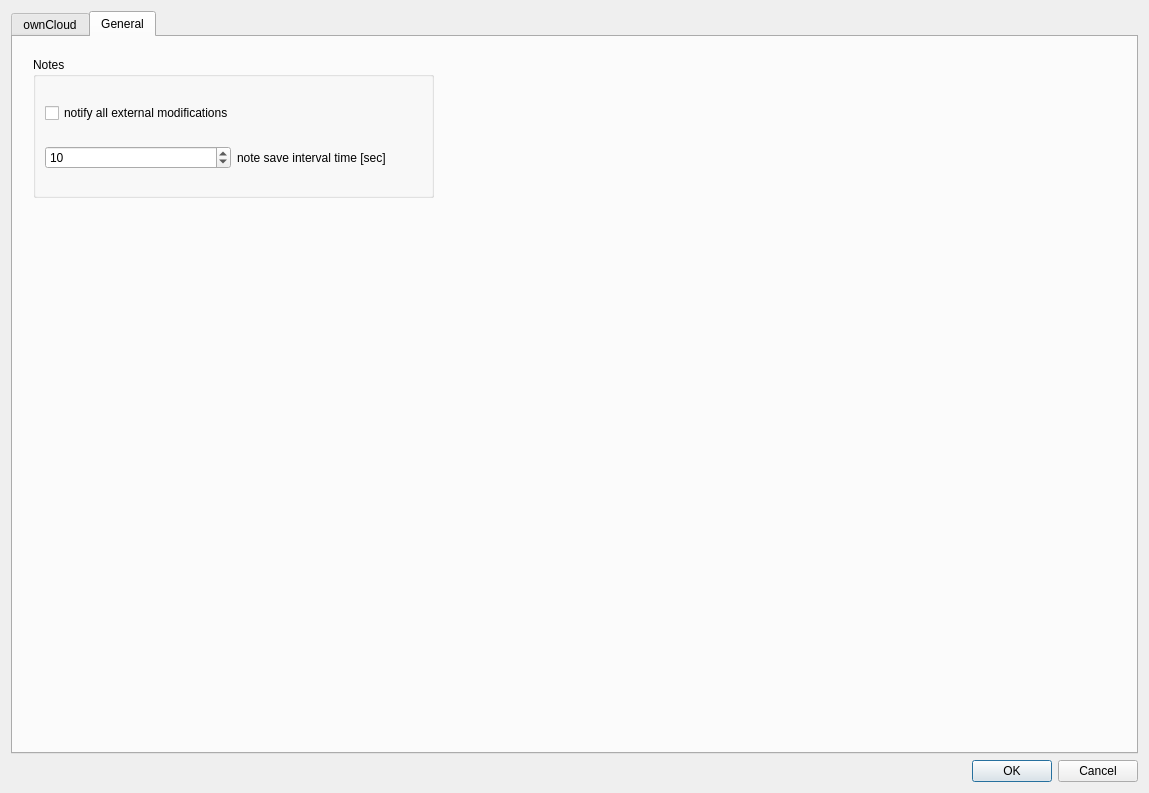
First picture: the form in src/settingsdialog.ui, repository pbek/QOwnNotes, before the edit.
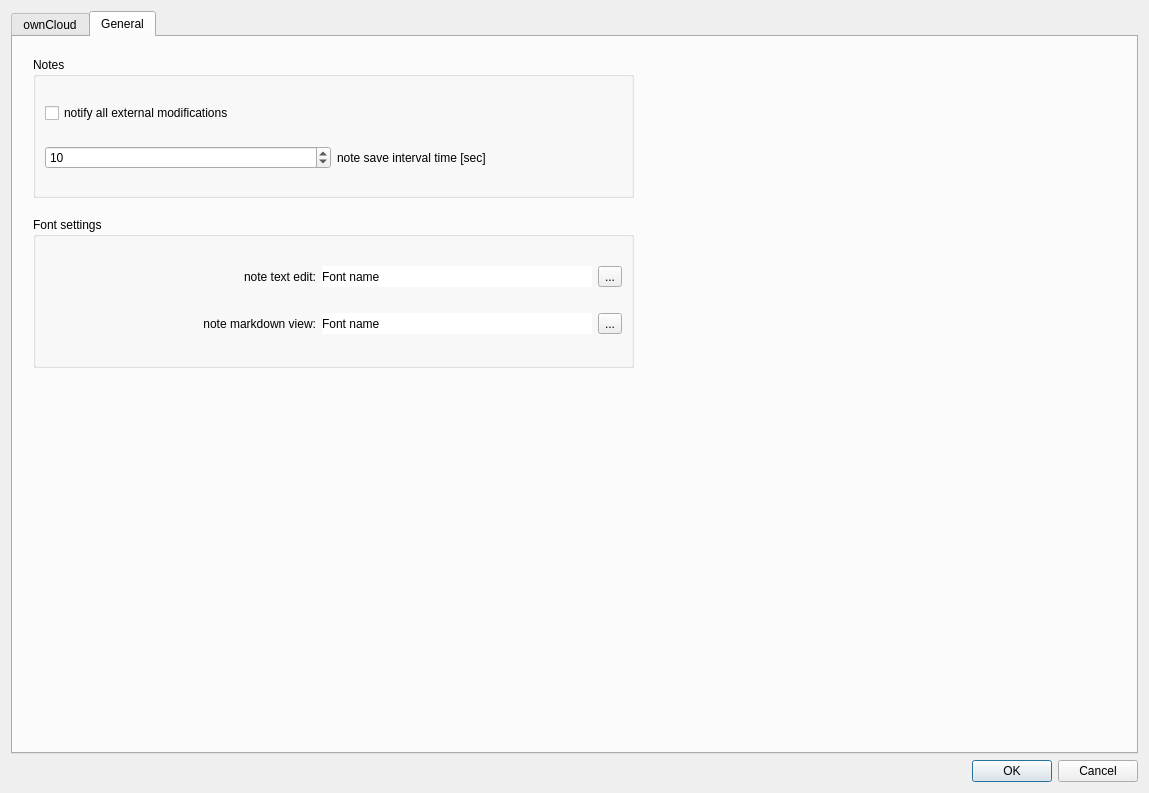
Second picture: the form after the edit. Icons and pictures are not drawn.

Commit message: you can now change the font of the note text edit and the note markdown view in the settings

Patch:
```diff
--- a/src/settingsdialog.ui
+++ b/src/settingsdialog.ui
@@ -525,7 +525,7 @@
           <rect>
            <x>20</x>
            <y>20</y>
-           <width>401</width>
+           <width>601</width>
            <height>141</height>
           </rect>
          </property>
@@ -578,6 +578,85 @@
           </item>
          </layout>
         </widget>
+        <widget class="QGroupBox" name="groupBox_2">
+         <property name="geometry">
+          <rect>
+           <x>20</x>
+           <y>180</y>
+           <width>601</width>
+           <height>151</height>
+          </rect>
+         </property>
+         <property name="title">
+          <string>Font settings</string>
+         </property>
+         <layout class="QGridLayout" name="gridLayout_6">
+          <item row="0" column="1">
+           <widget class="QLabel" name="noteTextEditFontLabel">
+            <property name="styleSheet">
+             <string notr="true">QLabel {
+	background-color: white;
+}</string>
+            </property>
+            <property name="text">
+             <string>Font name</string>
+            </property>
+           </widget>
+          </item>
+          <item row="0" column="2">
+           <widget class="QToolButton" name="noteTextEditButton">
+            <property name="toolTip">
+             <string>set new font</string>
+            </property>
+            <property name="text">
+             <string>...</string>
+            </property>
+           </widget>
+          </item>
+          <item row="0" column="0">
+           <widget class="QLabel" name="noteTextEditFontHeadlineLabel">
+            <property name="text">
+             <string>note text edit:</string>
+            </property>
+            <property name="alignment">
+             <set>Qt::AlignRight|Qt::AlignTrailing|Qt::AlignVCenter</set>
+            </property>
+           </widget>
+          </item>
+          <item row="1" column="0">
+           <widget class="QLabel" name="noteViewEditFontHeadlineLabel">
+            <property name="text">
+             <string>note markdown view:</string>
+            </property>
+            <property name="alignment">
+             <set>Qt::AlignRight|Qt::AlignTrailing|Qt::AlignVCenter</set>
+            </property>
+           </widget>
+          </item>
+          <item row="1" column="1">
+           <widget class="QLabel" name="noteTextViewFontLabel">
+            <property name="styleSheet">
+             <string notr="true">QLabel {
+	background-color: white;
+}</string>
+            </property>
+            <property name="text">
+             <string>Font name</string>
+            </property>
+           </widget>
+          </item>
+          <item row="1" column="2">
+           <widget class="QToolButton" name="noteTextViewButton">
+            <property name="toolTip">
+             <string>set new font</string>
+            </property>
+            <property name="text">
+             <string>...</string>
+            </property>
+           </widget>
+          </item>
+         </layout>
+        </widget>
        </widget>
       </widget>
      </item>
```
The commit also changes 4 other files.
